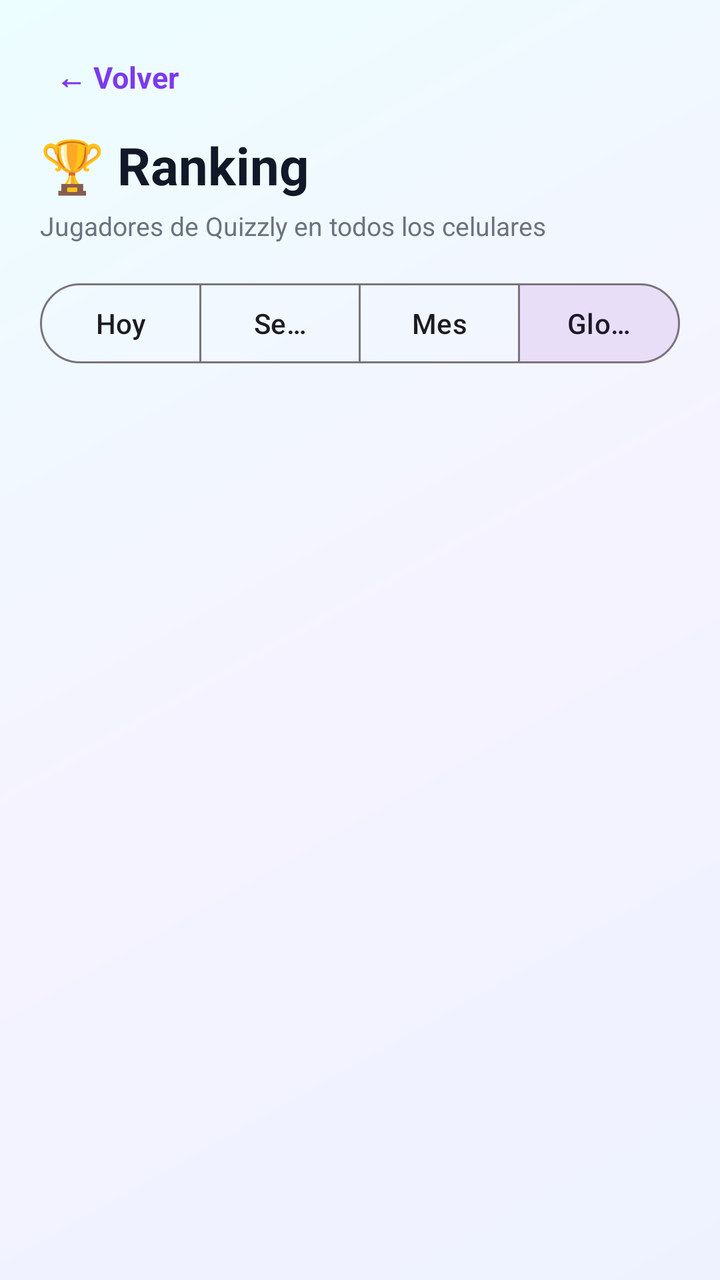
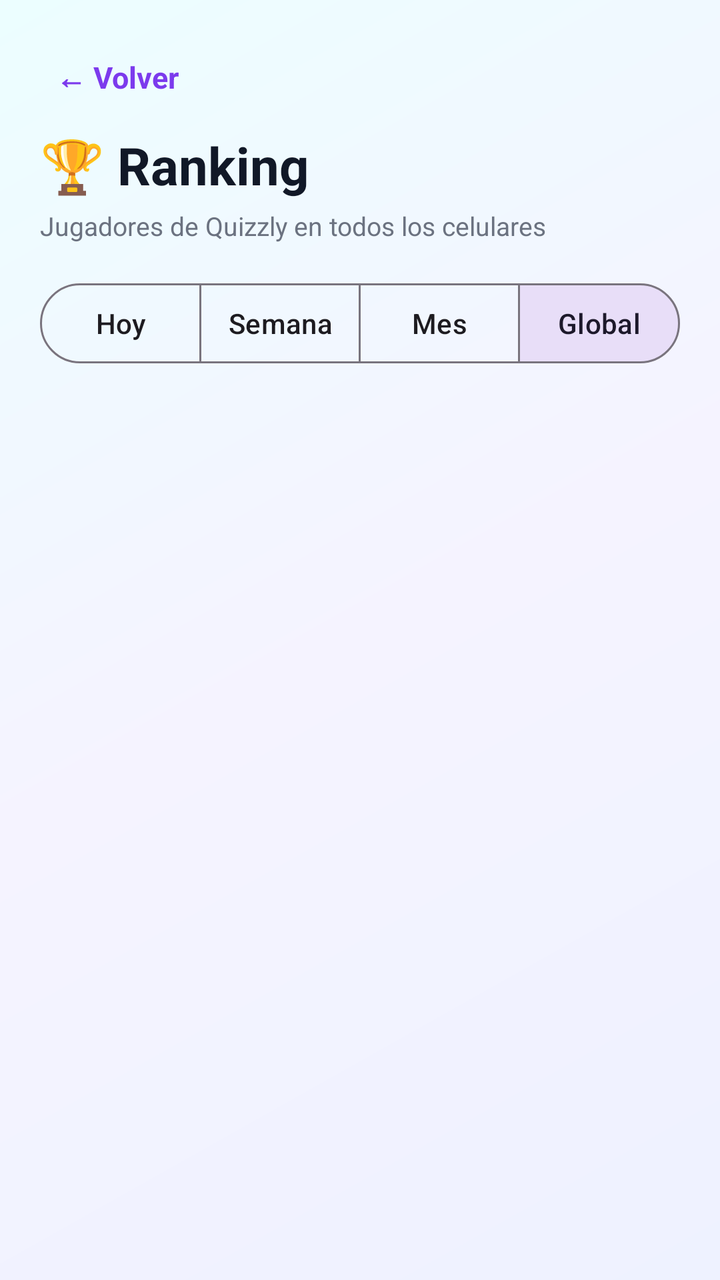

Screens rendered from an Android XML layout before and after an edit, with the pre-edit source and the edit as a unified diff.
<!-- AndroidManifest.xml: application theme Theme.Quizzly -->
<!-- res/layout/activity_ranking.xml -->
<?xml version="1.0" encoding="utf-8"?>
<ScrollView
    xmlns:android="http://schemas.android.com/apk/res/android"
    xmlns:app="http://schemas.android.com/apk/res-auto"
    xmlns:tools="http://schemas.android.com/tools"
    android:fitsSystemWindows="true"
    android:layout_width="match_parent"
    android:layout_height="match_parent"
    android:background="@drawable/bg_login_gradient"
    android:fillViewport="true">

    <LinearLayout
        android:layout_width="match_parent"
        android:layout_height="wrap_content"
        android:orientation="vertical"
        android:padding="20dp"
        tools:context=".RankingActivity">

        <TextView
            android:id="@+id/tvVolver"
            android:layout_width="wrap_content"
            android:layout_height="wrap_content"
            android:background="?attr/selectableItemBackground"
            android:padding="8dp"
            android:text="← Volver"
            android:textColor="#7C3AED"
            android:textSize="15sp"
            android:textStyle="bold" />

        <TextView
            android:layout_width="wrap_content"
            android:layout_height="wrap_content"
            android:layout_marginTop="8dp"
            android:text="🏆 Ranking"
            android:textColor="#111827"
            android:textSize="26sp"
            android:textStyle="bold" />

        <TextView
            android:id="@+id/tvFuenteRanking"
            android:layout_width="match_parent"
            android:layout_height="wrap_content"
            android:layout_marginTop="4dp"
            android:text="Jugadores de Quizzly en todos los celulares"
            android:textColor="#6B7280"
            android:textSize="13sp" />

        <com.google.android.material.button.MaterialButtonToggleGroup
            android:id="@+id/grupoPeriodo"
            android:layout_width="match_parent"
            android:layout_height="wrap_content"
            android:layout_marginTop="16dp"
            app:checkedButton="@id/btnGlobal"
            app:selectionRequired="true"
            app:singleSelection="true">

            <com.google.android.material.button.MaterialButton
                android:id="@+id/btnHoy"
                style="@style/Widget.Material3.Button.OutlinedButton"
                android:layout_width="0dp"
                android:layout_height="wrap_content"
                android:layout_weight="1"
                android:text="Hoy"
                android:textAllCaps="false" />

            <com.google.android.material.button.MaterialButton
                android:id="@+id/btnSemana"
                style="@style/Widget.Material3.Button.OutlinedButton"
                android:layout_width="0dp"
                android:layout_height="wrap_content"
                android:layout_weight="1"
                android:text="Semana"
                android:textAllCaps="false" />

            <com.google.android.material.button.MaterialButton
                android:id="@+id/btnMes"
                style="@style/Widget.Material3.Button.OutlinedButton"
                android:layout_width="0dp"
                android:layout_height="wrap_content"
                android:layout_weight="1"
                android:text="Mes"
                android:textAllCaps="false" />

            <com.google.android.material.button.MaterialButton
                android:id="@+id/btnGlobal"
                style="@style/Widget.Material3.Button.OutlinedButton"
                android:layout_width="0dp"
                android:layout_height="wrap_content"
                android:layout_weight="1"
                android:text="Global"
                android:textAllCaps="false" />

        </com.google.android.material.button.MaterialButtonToggleGroup>

        <com.google.android.material.progressindicator.CircularProgressIndicator
            android:id="@+id/cargandoRanking"
            android:layout_width="wrap_content"
            android:layout_height="wrap_content"
            android:layout_gravity="center_horizontal"
            android:layout_marginTop="32dp"
            android:indeterminate="true"
            android:visibility="gone"
            app:indicatorColor="#7C3AED" />

        <TextView
            android:id="@+id/tvEstadoRanking"
            android:layout_width="match_parent"
            android:layout_height="wrap_content"
            android:layout_marginTop="32dp"
            android:gravity="center"
            android:text="Todavía no hay partidas en este período."
            android:textColor="#6B7280"
            android:textSize="14sp"
            android:visibility="gone" />

        <LinearLayout
            android:id="@+id/contenedorRanking"
            android:layout_width="match_parent"
            android:layout_height="wrap_content"
            android:layout_marginTop="16dp"
            android:orientation="vertical" />

    </LinearLayout>

</ScrollView>
<!-- resources referenced by this layout -->
<resources>
  <!-- drawable bg_login_gradient (drawable) -->
  <?xml version="1.0" encoding="utf-8"?>
  <shape xmlns:android="http://schemas.android.com/apk/res/android">
      <gradient
          android:angle="135"
          android:startColor="#EEF2FF"
          android:centerColor="#F5F3FF"
          android:endColor="#ECFEFF" />
  </shape>
  <style name="Theme.Quizzly" parent="Base.Theme.Quizzly" />
  <style name="Base.Theme.Quizzly" parent="Theme.Material3.Light.NoActionBar" />
</resources>

<!-- the commit's change to res/layout/activity_ranking.xml (unified diff, before → after) -->
@@ -61,6 +61,8 @@
                 android:layout_height="wrap_content"
                 android:layout_weight="1"
                 android:text="Hoy"
+                android:paddingStart="4dp"
+                android:paddingEnd="4dp"
                 android:textAllCaps="false" />
 
             <com.google.android.material.button.MaterialButton
@@ -70,6 +72,8 @@
                 android:layout_height="wrap_content"
                 android:layout_weight="1"
                 android:text="Semana"
+                android:paddingStart="4dp"
+                android:paddingEnd="4dp"
                 android:textAllCaps="false" />
 
             <com.google.android.material.button.MaterialButton
@@ -79,6 +83,8 @@
                 android:layout_height="wrap_content"
                 android:layout_weight="1"
                 android:text="Mes"
+                android:paddingStart="4dp"
+                android:paddingEnd="4dp"
                 android:textAllCaps="false" />
 
             <com.google.android.material.button.MaterialButton
@@ -88,6 +94,8 @@
                 android:layout_height="wrap_content"
                 android:layout_weight="1"
                 android:text="Global"
+                android:paddingStart="4dp"
+                android:paddingEnd="4dp"
                 android:textAllCaps="false" />
 
         </com.google.android.material.button.MaterialButtonToggleGroup>
